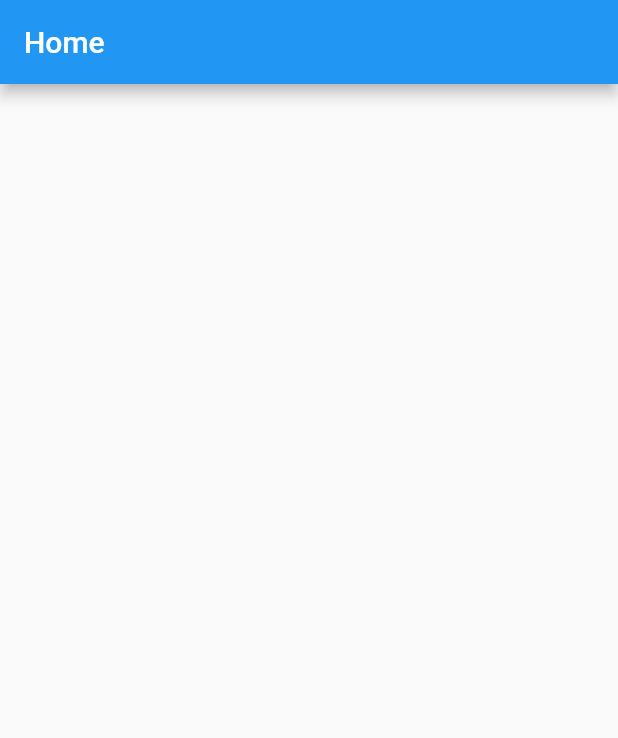
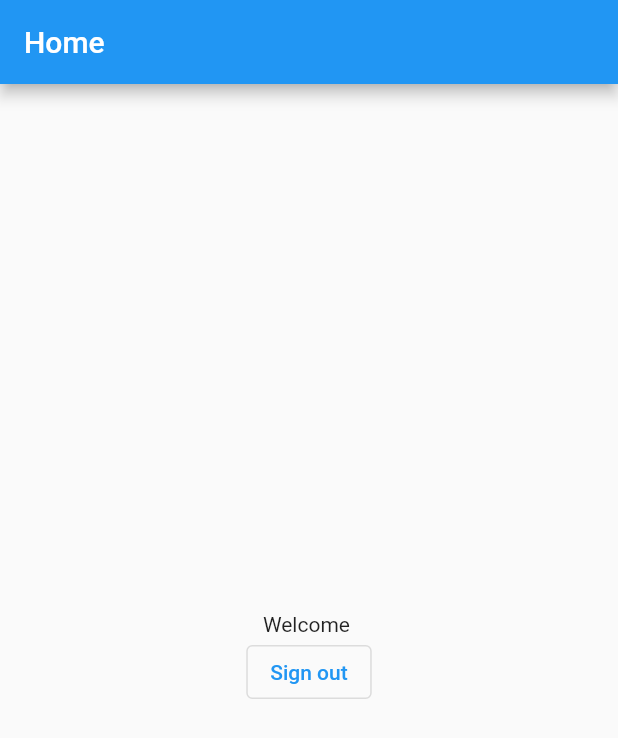
Before and after one commit to leochaddad/presenca, a Flutter app: the screen it shows once a user with an empty profile is signed in, on a phone screen of 412 x 824 dp. Shown: the top 738 px of the screen. Run offline on Flutter 3.47's test engine with Material 2 defaults, Android fonts, the phone set to English and light mode, and no system bars; our stand-ins replace auto_route, firebase_auth, firebase_core, flutter_form_builder, form_builder_validators; accounts and stored records are empty.

Commit message:
firebase sign out

```diff
--- a/lib/pages/home.dart
+++ b/lib/pages/home.dart
@@ -1,4 +1,7 @@
 
+
+
+import 'package:firebase_auth/firebase_auth.dart';
 import 'package:flutter/material.dart';
 
 import 'package:presenca_aluno/services/auth_service.dart';
@@ -6,6 +9,12 @@ import 'package:provider/provider.dart';
 
 class HomePage extends StatelessWidget {
   const HomePage({Key? key}) : super(key: key);
+
+  static Future<void> signOut() async {
+    final auth = FirebaseAuth.instance;
+    await auth.signOut();
+
+  }
 
   @override
   Widget build(BuildContext context) {
@@ -17,7 +26,17 @@ class HomePage extends StatelessWidget {
 
           ),
           body: Center(
-            child:  Text(authService.user?.email ?? 'No user'),
+            child: Column(
+              mainAxisAlignment: MainAxisAlignment.center,
+              children: [
+                Text('Welcome ${authService.user?.email}'),
+                OutlinedButton(
+                  child: const Text('Sign out'),
+                  onPressed: () => HomePage.signOut(),
+                ),
+              ],
+
+            )
           ),
         );
       },
--- a/lib/routes/router.dart
+++ b/lib/routes/router.dart
@@ -3,12 +3,15 @@ import 'package:auto_route/auto_route.dart';
 import 'package:presenca_aluno/pages/home.dart';
 import 'package:presenca_aluno/pages/login.dart';
 import 'package:presenca_aluno/pages/student_history.dart';
+import 'package:presenca_aluno/routes/route_guard.dart';
 
 @MaterialAutoRouter(
   routes: <AutoRoute>[
     AutoRoute(page: LoginPage,
     path: '/login',
-    name: 'LoginRoute'
+    name: 'LoginRoute',
+    guards: [RouteGuard]
+
     ),
     AutoRoute(
       page: HomePage,
```
